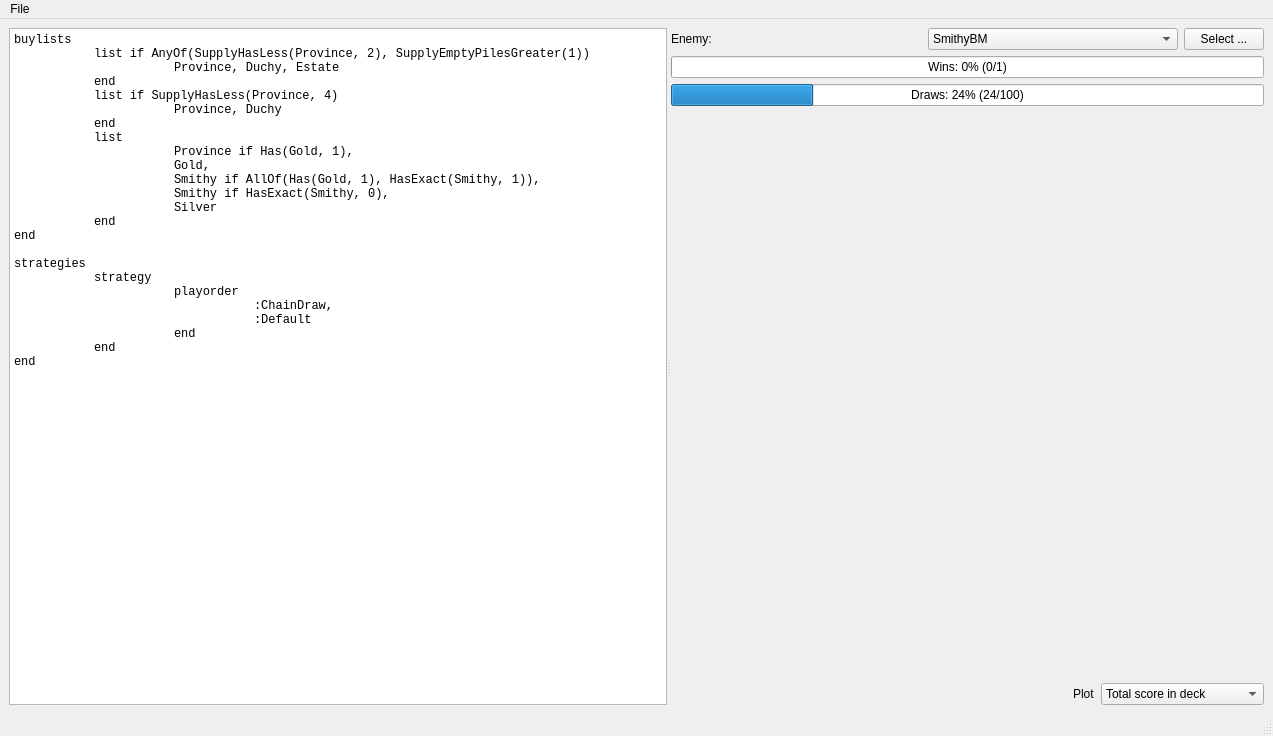
Before: the Qt Designer form src/ui/mainwindow.ui in scummos/dominion, drawn with Qt 5.
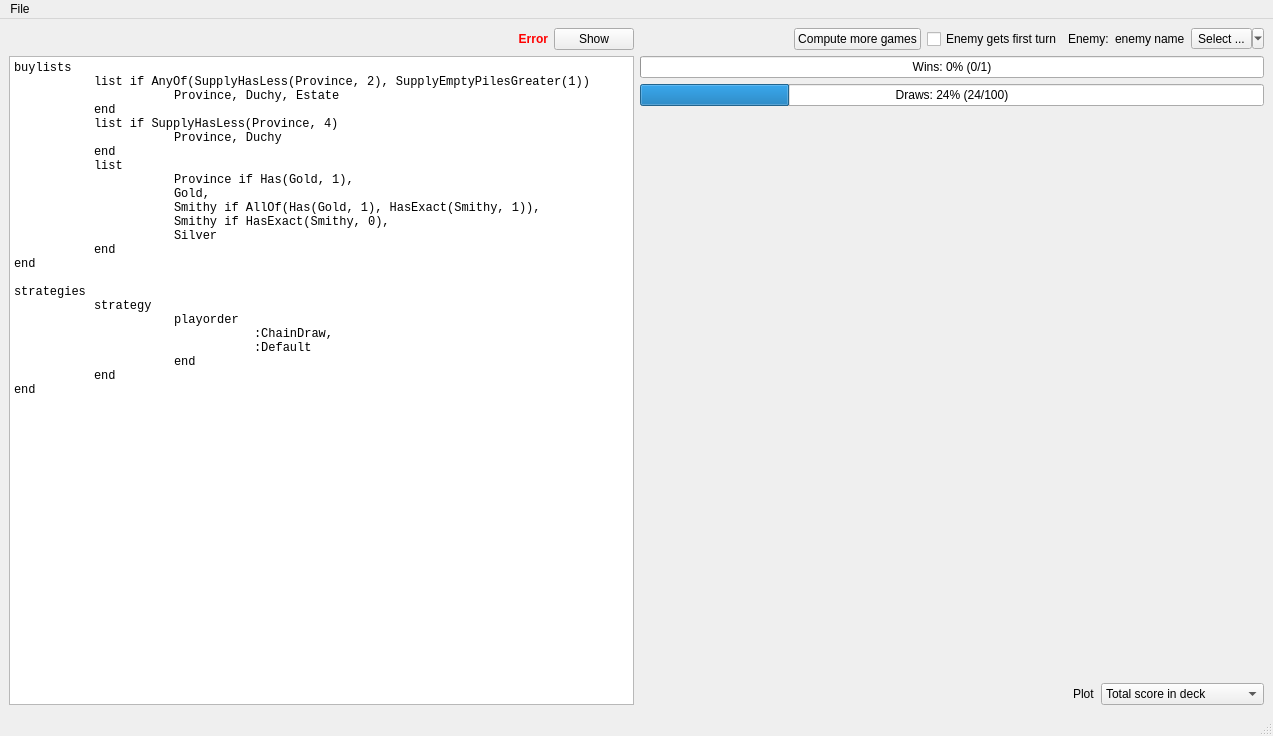
After: the same form once the commit is applied. Custom widgets are drawn as their Qt base class.

The edit to the form file:
```diff
--- a/src/ui/mainwindow.ui
+++ b/src/ui/mainwindow.ui
@@ -11,57 +11,198 @@
    </rect>
   </property>
   <property name="windowTitle">
-   <string>MainWindow</string>
+   <string>Dominion</string>
   </property>
   <widget class="QWidget" name="centralwidget">
+   <layout class="QHBoxLayout" name="horizontalLayout_5">
+    <item>
+     <layout class="QVBoxLayout" name="verticalLayout_2">
+      <item>
+       <widget class="QStackedWidget" name="errorStack">
+        <property name="sizePolicy">
+         <sizepolicy hsizetype="Preferred" vsizetype="Fixed">
+          <horstretch>0</horstretch>
+          <verstretch>0</verstretch>
+         </sizepolicy>
+        </property>
+        <property name="currentIndex">
+         <number>1</number>
+        </property>
+        <widget class="QWidget" name="page">
    <layout class="QHBoxLayout" name="horizontalLayout_3">
+          <property name="spacing">
+           <number>6</number>
+          </property>
+          <property name="leftMargin">
+           <number>0</number>
+          </property>
+          <property name="topMargin">
+           <number>0</number>
+          </property>
+          <property name="rightMargin">
+           <number>0</number>
+          </property>
+          <property name="bottomMargin">
+           <number>0</number>
+          </property>
     <item>
-     <widget class="QSplitter" name="splitter">
+           <spacer name="horizontalSpacer_2">
       <property name="orientation">
        <enum>Qt::Horizontal</enum>
       </property>
+            <property name="sizeHint" stdset="0">
+             <size>
+              <width>40</width>
+              <height>20</height>
+             </size>
+            </property>
+           </spacer>
+          </item>
+          <item>
+           <widget class="QLabel" name="label_2">
+            <property name="text">
+             <string>Syntax OK</string>
+            </property>
+           </widget>
+          </item>
+         </layout>
+        </widget>
+        <widget class="QWidget" name="page_2">
+         <layout class="QHBoxLayout" name="horizontalLayout_4">
+          <property name="leftMargin">
+           <number>0</number>
+          </property>
+          <property name="topMargin">
+           <number>0</number>
+          </property>
+          <property name="rightMargin">
+           <number>0</number>
+          </property>
+          <property name="bottomMargin">
+           <number>0</number>
+          </property>
+          <item>
+           <widget class="QLabel" name="syntaxError">
+            <property name="sizePolicy">
+             <sizepolicy hsizetype="MinimumExpanding" vsizetype="Preferred">
+              <horstretch>0</horstretch>
+              <verstretch>0</verstretch>
+             </sizepolicy>
+            </property>
+            <property name="styleSheet">
+             <string notr="true">color: red; font-weight:bold;</string>
+            </property>
+            <property name="text">
+             <string>Error</string>
+            </property>
+            <property name="alignment">
+             <set>Qt::AlignRight|Qt::AlignTrailing|Qt::AlignVCenter</set>
+            </property>
+            <property name="wordWrap">
+             <bool>false</bool>
+            </property>
+           </widget>
+          </item>
+          <item>
+           <widget class="QPushButton" name="jumpToError">
+            <property name="sizePolicy">
+             <sizepolicy hsizetype="Fixed" vsizetype="Fixed">
+              <horstretch>0</horstretch>
+              <verstretch>0</verstretch>
+             </sizepolicy>
+            </property>
+            <property name="text">
+             <string>Show</string>
+            </property>
+            <property name="shortcut">
+             <string>Ctrl+J</string>
+            </property>
+           </widget>
+          </item>
+         </layout>
+        </widget>
+       </widget>
+      </item>
+      <item>
       <widget class="QTextEdit" name="strategyEdit">
        <property name="font">
         <font>
          <family>Monospace</family>
+          <pointsize>10</pointsize>
         </font>
        </property>
        <property name="html">
         <string>&lt;!DOCTYPE HTML PUBLIC &quot;-//W3C//DTD HTML 4.0//EN&quot; &quot;http://www.w3.org/TR/REC-html40/strict.dtd&quot;&gt;
 &lt;html&gt;&lt;head&gt;&lt;meta name=&quot;qrichtext&quot; content=&quot;1&quot; /&gt;&lt;style type=&quot;text/css&quot;&gt;
 p, li { white-space: pre-wrap; }
-&lt;/style&gt;&lt;/head&gt;&lt;body style=&quot; font-family:'Monospace'; font-size:9pt; font-weight:400; font-style:normal;&quot;&gt;
-&lt;p style=&quot; margin-top:0px; margin-bottom:0px; margin-left:0px; margin-right:0px; -qt-block-indent:0; text-indent:0px;&quot;&gt;buylists&lt;/p&gt;
-&lt;p style=&quot; margin-top:0px; margin-bottom:0px; margin-left:0px; margin-right:0px; -qt-block-indent:0; text-indent:0px;&quot;&gt;	list if AnyOf(SupplyHasLess(Province, 2), SupplyEmptyPilesGreater(1))&lt;/p&gt;
-&lt;p style=&quot; margin-top:0px; margin-bottom:0px; margin-left:0px; margin-right:0px; -qt-block-indent:0; text-indent:0px;&quot;&gt;		Province, Duchy, Estate&lt;/p&gt;
-&lt;p style=&quot; margin-top:0px; margin-bottom:0px; margin-left:0px; margin-right:0px; -qt-block-indent:0; text-indent:0px;&quot;&gt;	end&lt;/p&gt;
-&lt;p style=&quot; margin-top:0px; margin-bottom:0px; margin-left:0px; margin-right:0px; -qt-block-indent:0; text-indent:0px;&quot;&gt;	list if SupplyHasLess(Province, 4)&lt;/p&gt;
-&lt;p style=&quot; margin-top:0px; margin-bottom:0px; margin-left:0px; margin-right:0px; -qt-block-indent:0; text-indent:0px;&quot;&gt;		Province, Duchy&lt;/p&gt;
-&lt;p style=&quot; margin-top:0px; margin-bottom:0px; margin-left:0px; margin-right:0px; -qt-block-indent:0; text-indent:0px;&quot;&gt;	end&lt;/p&gt;
-&lt;p style=&quot; margin-top:0px; margin-bottom:0px; margin-left:0px; margin-right:0px; -qt-block-indent:0; text-indent:0px;&quot;&gt;	list&lt;/p&gt;
-&lt;p style=&quot; margin-top:0px; margin-bottom:0px; margin-left:0px; margin-right:0px; -qt-block-indent:0; text-indent:0px;&quot;&gt;		Province if Has(Gold, 1),&lt;/p&gt;
-&lt;p style=&quot; margin-top:0px; margin-bottom:0px; margin-left:0px; margin-right:0px; -qt-block-indent:0; text-indent:0px;&quot;&gt;		Gold,&lt;/p&gt;
-&lt;p style=&quot; margin-top:0px; margin-bottom:0px; margin-left:0px; margin-right:0px; -qt-block-indent:0; text-indent:0px;&quot;&gt;		Smithy if AllOf(Has(Gold, 1), HasExact(Smithy, 1)),&lt;/p&gt;
-&lt;p style=&quot; margin-top:0px; margin-bottom:0px; margin-left:0px; margin-right:0px; -qt-block-indent:0; text-indent:0px;&quot;&gt;		Smithy if HasExact(Smithy, 0),&lt;/p&gt;
-&lt;p style=&quot; margin-top:0px; margin-bottom:0px; margin-left:0px; margin-right:0px; -qt-block-indent:0; text-indent:0px;&quot;&gt;		Silver&lt;/p&gt;
-&lt;p style=&quot; margin-top:0px; margin-bottom:0px; margin-left:0px; margin-right:0px; -qt-block-indent:0; text-indent:0px;&quot;&gt;	end&lt;/p&gt;
-&lt;p style=&quot; margin-top:0px; margin-bottom:0px; margin-left:0px; margin-right:0px; -qt-block-indent:0; text-indent:0px;&quot;&gt;end&lt;/p&gt;
-&lt;p style=&quot;-qt-paragraph-type:empty; margin-top:0px; margin-bottom:0px; margin-left:0px; margin-right:0px; -qt-block-indent:0; text-indent:0px;&quot;&gt;&lt;br /&gt;&lt;/p&gt;
-&lt;p style=&quot; margin-top:0px; margin-bottom:0px; margin-left:0px; margin-right:0px; -qt-block-indent:0; text-indent:0px;&quot;&gt;strategies&lt;/p&gt;
-&lt;p style=&quot; margin-top:0px; margin-bottom:0px; margin-left:0px; margin-right:0px; -qt-block-indent:0; text-indent:0px;&quot;&gt;	strategy&lt;/p&gt;
-&lt;p style=&quot; margin-top:0px; margin-bottom:0px; margin-left:0px; margin-right:0px; -qt-block-indent:0; text-indent:0px;&quot;&gt;		playorder&lt;/p&gt;
-&lt;p style=&quot; margin-top:0px; margin-bottom:0px; margin-left:0px; margin-right:0px; -qt-block-indent:0; text-indent:0px;&quot;&gt;			:ChainDraw,&lt;/p&gt;
-&lt;p style=&quot; margin-top:0px; margin-bottom:0px; margin-left:0px; margin-right:0px; -qt-block-indent:0; text-indent:0px;&quot;&gt;			:Default&lt;/p&gt;
-&lt;p style=&quot; margin-top:0px; margin-bottom:0px; margin-left:0px; margin-right:0px; -qt-block-indent:0; text-indent:0px;&quot;&gt;		end&lt;/p&gt;
-&lt;p style=&quot; margin-top:0px; margin-bottom:0px; margin-left:0px; margin-right:0px; -qt-block-indent:0; text-indent:0px;&quot;&gt;	end&lt;/p&gt;
-&lt;p style=&quot; margin-top:0px; margin-bottom:0px; margin-left:0px; margin-right:0px; -qt-block-indent:0; text-indent:0px;&quot;&gt;end&lt;/p&gt;
-&lt;p style=&quot;-qt-paragraph-type:empty; margin-top:0px; margin-bottom:0px; margin-left:0px; margin-right:0px; -qt-block-indent:0; text-indent:0px;&quot;&gt;&lt;br /&gt;&lt;/p&gt;&lt;/body&gt;&lt;/html&gt;</string>
-       </property>
-      </widget>
-      <widget class="QWidget" name="">
+&lt;/style&gt;&lt;/head&gt;&lt;body style=&quot; font-family:'Monospace'; font-size:10pt; font-weight:400; font-style:normal;&quot;&gt;
+&lt;p style=&quot; margin-top:0px; margin-bottom:0px; margin-left:0px; margin-right:0px; -qt-block-indent:0; text-indent:0px;&quot;&gt;&lt;span style=&quot; font-size:9pt;&quot;&gt;buylists&lt;/span&gt;&lt;/p&gt;
+&lt;p style=&quot; margin-top:0px; margin-bottom:0px; margin-left:0px; margin-right:0px; -qt-block-indent:0; text-indent:0px;&quot;&gt;&lt;span style=&quot; font-size:9pt;&quot;&gt;	list if AnyOf(SupplyHasLess(Province, 2), SupplyEmptyPilesGreater(1))&lt;/span&gt;&lt;/p&gt;
+&lt;p style=&quot; margin-top:0px; margin-bottom:0px; margin-left:0px; margin-right:0px; -qt-block-indent:0; text-indent:0px;&quot;&gt;&lt;span style=&quot; font-size:9pt;&quot;&gt;		Province, Duchy, Estate&lt;/span&gt;&lt;/p&gt;
+&lt;p style=&quot; margin-top:0px; margin-bottom:0px; margin-left:0px; margin-right:0px; -qt-block-indent:0; text-indent:0px;&quot;&gt;&lt;span style=&quot; font-size:9pt;&quot;&gt;	end&lt;/span&gt;&lt;/p&gt;
+&lt;p style=&quot; margin-top:0px; margin-bottom:0px; margin-left:0px; margin-right:0px; -qt-block-indent:0; text-indent:0px;&quot;&gt;&lt;span style=&quot; font-size:9pt;&quot;&gt;	list if SupplyHasLess(Province, 4)&lt;/span&gt;&lt;/p&gt;
+&lt;p style=&quot; margin-top:0px; margin-bottom:0px; margin-left:0px; margin-right:0px; -qt-block-indent:0; text-indent:0px;&quot;&gt;&lt;span style=&quot; font-size:9pt;&quot;&gt;		Province, Duchy&lt;/span&gt;&lt;/p&gt;
+&lt;p style=&quot; margin-top:0px; margin-bottom:0px; margin-left:0px; margin-right:0px; -qt-block-indent:0; text-indent:0px;&quot;&gt;&lt;span style=&quot; font-size:9pt;&quot;&gt;	end&lt;/span&gt;&lt;/p&gt;
+&lt;p style=&quot; margin-top:0px; margin-bottom:0px; margin-left:0px; margin-right:0px; -qt-block-indent:0; text-indent:0px;&quot;&gt;&lt;span style=&quot; font-size:9pt;&quot;&gt;	list&lt;/span&gt;&lt;/p&gt;
+&lt;p style=&quot; margin-top:0px; margin-bottom:0px; margin-left:0px; margin-right:0px; -qt-block-indent:0; text-indent:0px;&quot;&gt;&lt;span style=&quot; font-size:9pt;&quot;&gt;		Province if Has(Gold, 1),&lt;/span&gt;&lt;/p&gt;
+&lt;p style=&quot; margin-top:0px; margin-bottom:0px; margin-left:0px; margin-right:0px; -qt-block-indent:0; text-indent:0px;&quot;&gt;&lt;span style=&quot; font-size:9pt;&quot;&gt;		Gold,&lt;/span&gt;&lt;/p&gt;
+&lt;p style=&quot; margin-top:0px; margin-bottom:0px; margin-left:0px; margin-right:0px; -qt-block-indent:0; text-indent:0px;&quot;&gt;&lt;span style=&quot; font-size:9pt;&quot;&gt;		Smithy if AllOf(Has(Gold, 1), HasExact(Smithy, 1)),&lt;/span&gt;&lt;/p&gt;
+&lt;p style=&quot; margin-top:0px; margin-bottom:0px; margin-left:0px; margin-right:0px; -qt-block-indent:0; text-indent:0px;&quot;&gt;&lt;span style=&quot; font-size:9pt;&quot;&gt;		Smithy if HasExact(Smithy, 0),&lt;/span&gt;&lt;/p&gt;
+&lt;p style=&quot; margin-top:0px; margin-bottom:0px; margin-left:0px; margin-right:0px; -qt-block-indent:0; text-indent:0px;&quot;&gt;&lt;span style=&quot; font-size:9pt;&quot;&gt;		Silver&lt;/span&gt;&lt;/p&gt;
+&lt;p style=&quot; margin-top:0px; margin-bottom:0px; margin-left:0px; margin-right:0px; -qt-block-indent:0; text-indent:0px;&quot;&gt;&lt;span style=&quot; font-size:9pt;&quot;&gt;	end&lt;/span&gt;&lt;/p&gt;
+&lt;p style=&quot; margin-top:0px; margin-bottom:0px; margin-left:0px; margin-right:0px; -qt-block-indent:0; text-indent:0px;&quot;&gt;&lt;span style=&quot; font-size:9pt;&quot;&gt;end&lt;/span&gt;&lt;/p&gt;
+&lt;p style=&quot;-qt-paragraph-type:empty; margin-top:0px; margin-bottom:0px; margin-left:0px; margin-right:0px; -qt-block-indent:0; text-indent:0px; font-size:9pt;&quot;&gt;&lt;br /&gt;&lt;/p&gt;
+&lt;p style=&quot; margin-top:0px; margin-bottom:0px; margin-left:0px; margin-right:0px; -qt-block-indent:0; text-indent:0px;&quot;&gt;&lt;span style=&quot; font-size:9pt;&quot;&gt;strategies&lt;/span&gt;&lt;/p&gt;
+&lt;p style=&quot; margin-top:0px; margin-bottom:0px; margin-left:0px; margin-right:0px; -qt-block-indent:0; text-indent:0px;&quot;&gt;&lt;span style=&quot; font-size:9pt;&quot;&gt;	strategy&lt;/span&gt;&lt;/p&gt;
+&lt;p style=&quot; margin-top:0px; margin-bottom:0px; margin-left:0px; margin-right:0px; -qt-block-indent:0; text-indent:0px;&quot;&gt;&lt;span style=&quot; font-size:9pt;&quot;&gt;		playorder&lt;/span&gt;&lt;/p&gt;
+&lt;p style=&quot; margin-top:0px; margin-bottom:0px; margin-left:0px; margin-right:0px; -qt-block-indent:0; text-indent:0px;&quot;&gt;&lt;span style=&quot; font-size:9pt;&quot;&gt;			:ChainDraw,&lt;/span&gt;&lt;/p&gt;
+&lt;p style=&quot; margin-top:0px; margin-bottom:0px; margin-left:0px; margin-right:0px; -qt-block-indent:0; text-indent:0px;&quot;&gt;&lt;span style=&quot; font-size:9pt;&quot;&gt;			:Default&lt;/span&gt;&lt;/p&gt;
+&lt;p style=&quot; margin-top:0px; margin-bottom:0px; margin-left:0px; margin-right:0px; -qt-block-indent:0; text-indent:0px;&quot;&gt;&lt;span style=&quot; font-size:9pt;&quot;&gt;		end&lt;/span&gt;&lt;/p&gt;
+&lt;p style=&quot; margin-top:0px; margin-bottom:0px; margin-left:0px; margin-right:0px; -qt-block-indent:0; text-indent:0px;&quot;&gt;&lt;span style=&quot; font-size:9pt;&quot;&gt;	end&lt;/span&gt;&lt;/p&gt;
+&lt;p style=&quot; margin-top:0px; margin-bottom:0px; margin-left:0px; margin-right:0px; -qt-block-indent:0; text-indent:0px;&quot;&gt;&lt;span style=&quot; font-size:9pt;&quot;&gt;end&lt;/span&gt;&lt;/p&gt;
+&lt;p style=&quot;-qt-paragraph-type:empty; margin-top:0px; margin-bottom:0px; margin-left:0px; margin-right:0px; -qt-block-indent:0; text-indent:0px; font-size:9pt;&quot;&gt;&lt;br /&gt;&lt;/p&gt;&lt;/body&gt;&lt;/html&gt;</string>
+        </property>
+       </widget>
+      </item>
+     </layout>
+    </item>
+    <item>
        <layout class="QVBoxLayout" name="verticalLayout">
         <item>
          <layout class="QHBoxLayout" name="horizontalLayout_2">
+        <item>
+         <spacer name="horizontalSpacer_4">
+          <property name="orientation">
+           <enum>Qt::Horizontal</enum>
+          </property>
+          <property name="sizeHint" stdset="0">
+           <size>
+            <width>40</width>
+            <height>20</height>
+           </size>
+          </property>
+         </spacer>
+        </item>
+        <item>
+         <widget class="QPushButton" name="buttonRefine">
+          <property name="text">
+           <string>Compute more games</string>
+          </property>
+         </widget>
+        </item>
+        <item>
+         <widget class="QCheckBox" name="enemyFirst">
+          <property name="sizePolicy">
+           <sizepolicy hsizetype="Minimum" vsizetype="Minimum">
+            <horstretch>0</horstretch>
+            <verstretch>0</verstretch>
+           </sizepolicy>
+          </property>
+          <property name="text">
+           <string>Enemy gets first turn</string>
+          </property>
+         </widget>
+        </item>
           <item>
            <widget class="QLabel" name="label_3">
             <property name="text">
@@ -70,21 +211,14 @@
            </widget>
           </item>
           <item>
-           <widget class="QComboBox" name="enemyCombo">
-            <item>
+         <widget class="QLabel" name="selectedEnemy">
              <property name="text">
-              <string>SmithyBM</string>
-             </property>
-            </item>
-            <item>
-             <property name="text">
-              <string>Smithy</string>
-             </property>
-            </item>
+           <string notr="true">enemy name</string>
+          </property>
            </widget>
           </item>
           <item>
-           <widget class="QPushButton" name="selectEnemy">
+         <widget class="QToolButton" name="selectEnemy">
             <property name="sizePolicy">
              <sizepolicy hsizetype="Fixed" vsizetype="Fixed">
               <horstretch>0</horstretch>
@@ -94,6 +228,12 @@
             <property name="text">
              <string>Select ...</string>
             </property>
+          <property name="popupMode">
+           <enum>QToolButton::MenuButtonPopup</enum>
+          </property>
+          <property name="autoRaise">
+           <bool>false</bool>
+          </property>
            </widget>
           </item>
          </layout>
@@ -199,13 +339,31 @@
               <string>Curses in deck</string>
              </property>
             </item>
+          <item>
+           <property name="text">
+            <string>Unplayed actions</string>
+           </property>
+          </item>
+          <item>
+           <property name="text">
+            <string>Unused buys</string>
+           </property>
+          </item>
+          <item>
+           <property name="text">
+            <string>Unused money</string>
+           </property>
+          </item>
+          <item>
+           <property name="text">
+            <string>Unused actions</string>
+           </property>
+          </item>
            </widget>
           </item>
          </layout>
         </item>
        </layout>
-      </widget>
-     </widget>
     </item>
    </layout>
   </widget>
```
Lines whose indentation alone changed are shown as unchanged.
